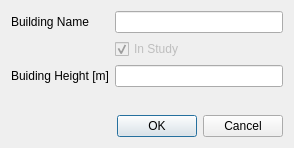
Above: open_alaqs/ui/ui_buildings.ui from eurocontrol-asu/open_alaqs before the change. Below: the same form after it.
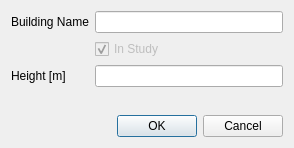
That is the form after the change.

Diff of the .ui file:
```diff
--- a/open_alaqs/ui/ui_buildings.ui
+++ b/open_alaqs/ui/ui_buildings.ui
@@ -46,7 +46,7 @@
    <item row="3" column="0">
     <widget class="QLabel" name="label_2">
      <property name="text">
-      <string>Buiding Height [m]</string>
+      <string>Height [m]</string>
      </property>
     </widget>
    </item>
```
Left out of the diff: 2 changed lines with no effect on the pictures.
